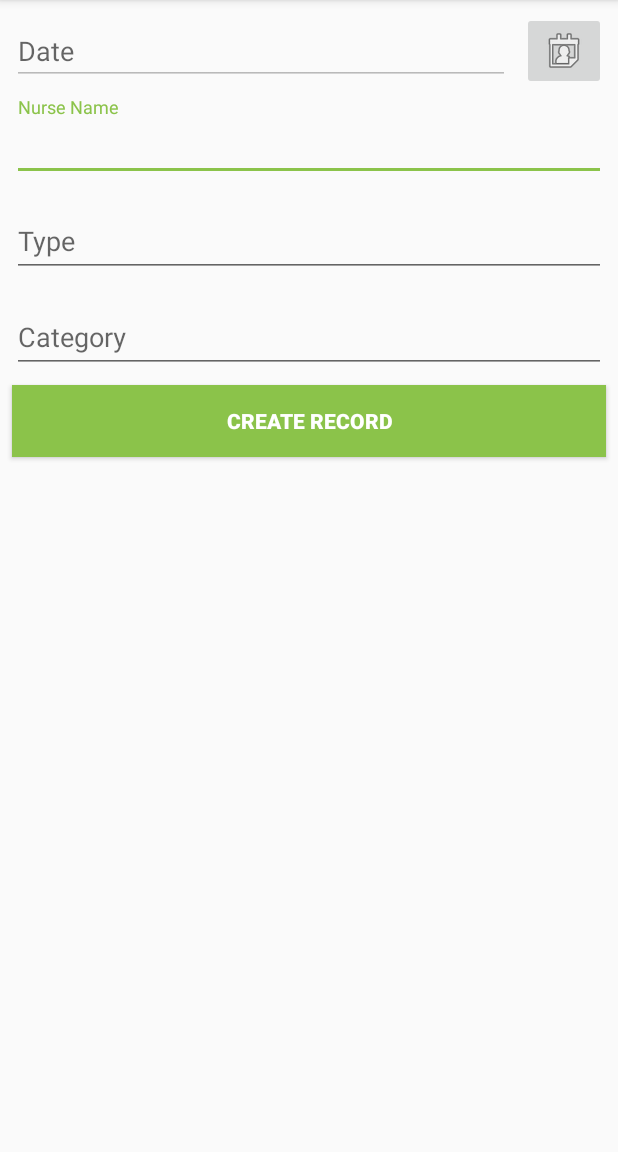
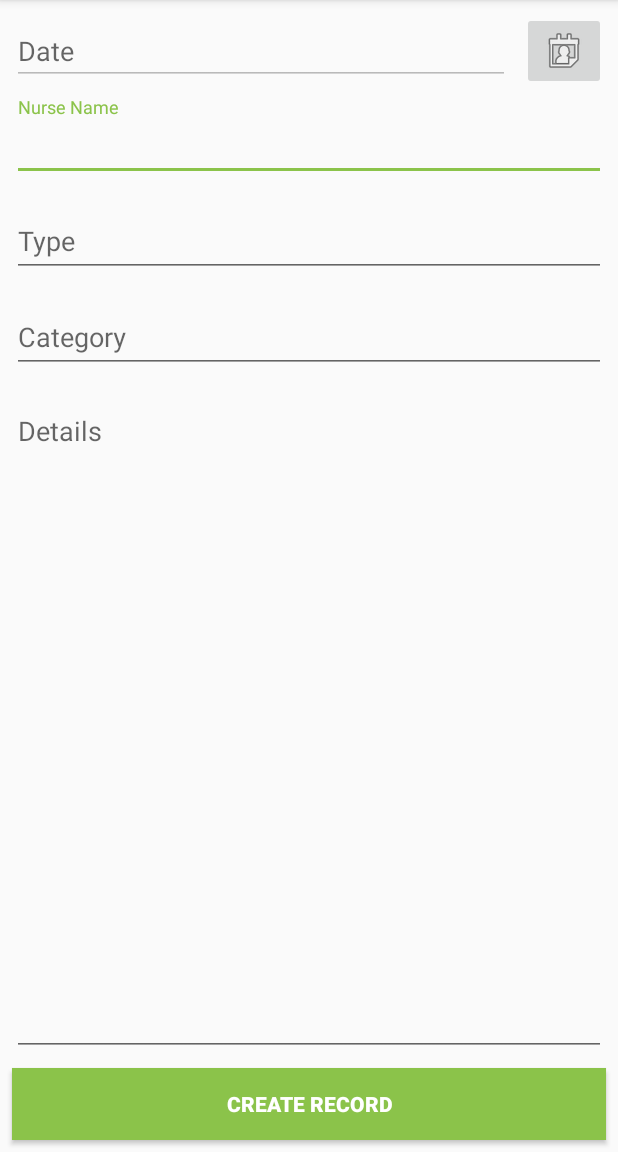
Before and after one commit to mob-appl-develop-cent/ETMP-GroupProject-AndroidApp, an Android app: the CreateRecordActivity screen opened directly, with no data from a screen before it, after a tap on "CREATE RECORD", on a phone screen of 412 x 824 dp, the part 84-1236 px from its top. Run offline under Robolectric (Android 15) with nearby library versions, the phone set to English and light mode, and no system bars; our stand-ins replace ButterKnife; 1 statement that could not run was skipped.

Commit message:
Adding Property details to Records

```diff
--- a/app/src/main/java/com/example/rodrigosilva/enterpriseapp/CreateRecordActivity.java
+++ b/app/src/main/java/com/example/rodrigosilva/enterpriseapp/CreateRecordActivity.java
@@ -44,6 +44,8 @@ public class CreateRecordActivity extends AppCompatActivity {
     TextInputEditText category;
     @BindView(R.id.createRecordButton)
     Button createRecordButton;
+    @BindView(R.id.details)
+    TextInputEditText details;
 
     static EditText dateEditText;
     private int patientId;
@@ -81,7 +83,8 @@ public class CreateRecordActivity extends AppCompatActivity {
         Record record = new Record(dateEditText.getText().toString(),
                 nurseName.getText().toString(),
                 type.getText().toString(),
-                category.getText().toString());
+                category.getText().toString(),
+                details.getText().toString());
 
         postRecord(record);
     }
--- a/app/src/main/java/com/example/rodrigosilva/enterpriseapp/adapter/RecordListAdapter.java
+++ b/app/src/main/java/com/example/rodrigosilva/enterpriseapp/adapter/RecordListAdapter.java
@@ -50,7 +50,7 @@ public class RecordListAdapter extends RecyclerView.Adapter<RecordListAdapter.My
         myViewHolder.dateTextView.setText(record.getDate());
         myViewHolder.categoryTextView.setText(record.getCategory());
         myViewHolder.typeTextView.setText(record.getType());
-
+        myViewHolder.detailsTextView.setText(record.getDetails());
     }
 
     @Override
@@ -72,6 +72,9 @@ public class RecordListAdapter extends RecyclerView.Adapter<RecordListAdapter.My
         @BindView(R.id.typeTextView)
         TextView typeTextView;
 
+        @BindView(R.id.detailsTextView)
+        TextView detailsTextView;
+
         MyViewHolder(View view) {
             super(view);
             ButterKnife.bind(this, view);
--- a/app/src/main/java/com/example/rodrigosilva/enterpriseapp/model/Record.java
+++ b/app/src/main/java/com/example/rodrigosilva/enterpriseapp/model/Record.java
@@ -11,12 +11,14 @@ public class Record {
 
     private String type;
     private String category;
+    private String details;
 
-    public Record(String date, String nurseName, String type, String category) {
+    public Record(String date, String nurseName, String type, String category, String details) {
         this.date = date;
         this.nurseName = nurseName;
         this.type = type;
         this.category = category;
+        this.details = details;
     }
 
     public String getDate() {
@@ -50,4 +52,12 @@ public class Record {
     public void setCategory(String category) {
         this.category = category;
     }
+
+    public String getDetails() {
+        return details;
+    }
+
+    public void setDetails(String details) {
+        this.details = details;
+    }
 }
--- a/app/src/main/res/layout/activity_create_record.xml
+++ b/app/src/main/res/layout/activity_create_record.xml
@@ -101,15 +101,39 @@
         android:layout_height="wrap_content"
         android:layout_marginStart="8dp"
         android:layout_marginLeft="8dp"
-        android:layout_marginTop="8dp"
         android:layout_marginEnd="8dp"
         android:layout_marginRight="8dp"
+        android:layout_marginBottom="8dp"
         android:background="@color/colorAccent"
         android:text="@string/create_record_button"
         android:textColor="@android:color/white"
         android:textStyle="bold"
+        app:layout_constraintBottom_toBottomOf="parent"
+        app:layout_constraintEnd_toEndOf="parent"
+        app:layout_constraintStart_toStartOf="parent" />
+
+    <android.support.design.widget.TextInputLayout
+        android:id="@+id/detailsLayout"
+        android:layout_width="0dp"
+        android:layout_height="0dp"
+        android:layout_marginStart="8dp"
+        android:layout_marginLeft="8dp"
+        android:layout_marginTop="8dp"
+        android:layout_marginEnd="8dp"
+        android:layout_marginRight="8dp"
+        android:layout_marginBottom="8dp"
+        app:layout_constraintBottom_toTopOf="@+id/createRecordButton"
         app:layout_constraintEnd_toEndOf="parent"
         app:layout_constraintStart_toStartOf="parent"
-        app:layout_constraintTop_toBottomOf="@+id/categoryLayout" />
+        app:layout_constraintTop_toBottomOf="@+id/categoryLayout">
+
+        <android.support.design.widget.TextInputEditText
+            android:id="@+id/details"
+            android:layout_width="match_parent"
+            android:layout_height="match_parent"
+            android:gravity="top"
+            android:hint="@string/details_hint"
+            android:inputType="textMultiLine" />
+    </android.support.design.widget.TextInputLayout>
 
 </android.support.constraint.ConstraintLayout>
--- a/app/src/main/res/values/strings.xml
+++ b/app/src/main/res/values/strings.xml
@@ -28,4 +28,5 @@
     <string name="type_hint">Type</string>
     <string name="category_hint">Category</string>
     <string name="create_record_button">Create Record</string>
+    <string name="details_hint">Details</string>
 </resources>
```
Also changed, not shown: app/src/main/res/layout/record_list_item.xml (+16 -2 lines).
